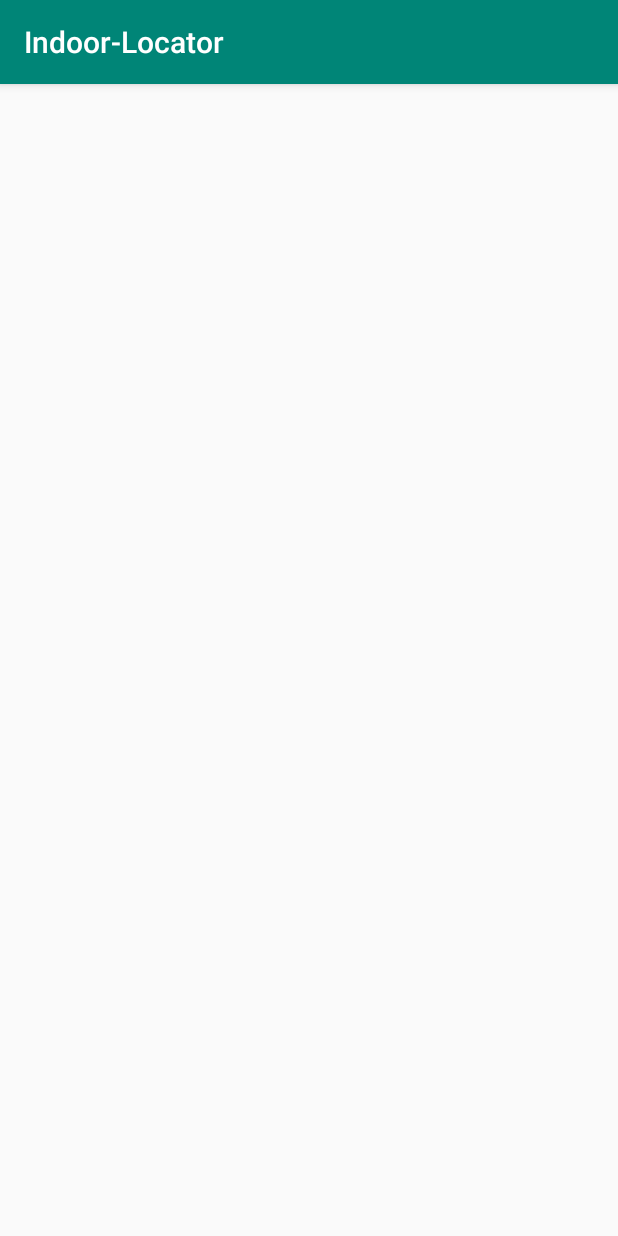
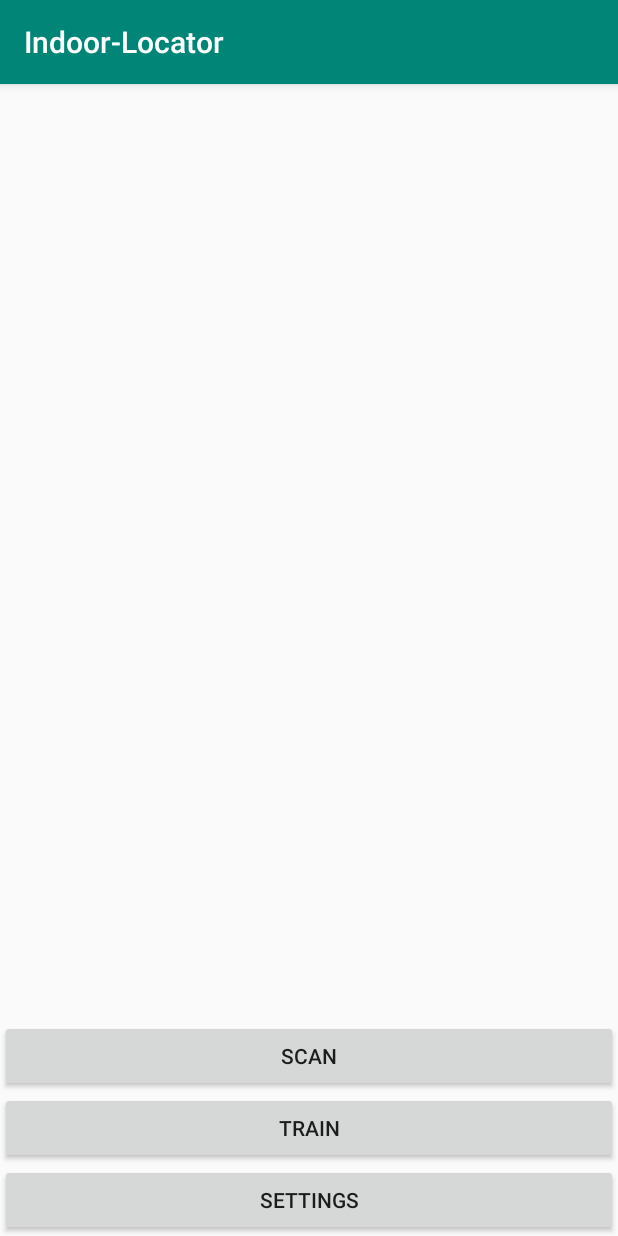
Before and after one commit to MikeLin2018/indoor-locator, an Android app: the HomeActivity screen opened directly, with no data from a screen before it, on a phone screen of 412 x 824 dp. Run offline under Robolectric (Android 15) with nearby library versions, the light colour scheme and no system bars.

Commit message:
updated homeactivity
added navigation and homescreen

```diff
--- a/IndoorLocator/app/src/main/AndroidManifest.xml
+++ b/IndoorLocator/app/src/main/AndroidManifest.xml
@@ -26,7 +26,7 @@
                 <category android:name="android.intent.category.LAUNCHER" />
             </intent-filter>
         </activity>
-        <activity android:name=".ApDataScanActivity"></activity>
+        <activity android:name=".ApDataScanActivity" />
         <activity android:name=".HomeActivity"></activity>
     </application>
 
--- a/IndoorLocator/app/src/main/java/com/locateme/indoor_locator/HomeActivity.java
+++ b/IndoorLocator/app/src/main/java/com/locateme/indoor_locator/HomeActivity.java
@@ -1,13 +1,13 @@
 package com.locateme.indoor_locator;
 
+import android.support.v4.app.Fragment;
 import android.support.v7.app.AppCompatActivity;
 import android.os.Bundle;
 
-public class HomeActivity extends AppCompatActivity {
+public class HomeActivity extends SingleFragmentActivity {
+    @Override
+    protected Fragment createFragment() {
+        return new HomeFragment();
+    }
 
-    @Override
-    protected void onCreate(Bundle savedInstanceState) {
-        super.onCreate(savedInstanceState);
-        setContentView(R.layout.activity_home);
-    }
 }
--- /dev/null
+++ b/IndoorLocator/app/src/main/java/com/locateme/indoor_locator/HomeFragment.java
@@ -0,0 +1,27 @@
+package com.locateme.indoor_locator;
+
+import android.content.Context;
+import android.net.Uri;
+import android.os.Bundle;
+import android.support.v4.app.Fragment;
+import android.view.LayoutInflater;
+import android.view.View;
+import android.view.ViewGroup;
+import android.widget.TextView;
+
+
+public class HomeFragment extends Fragment {
+    private TextView useremail;
+
+    @Override
+    public View onCreateView(LayoutInflater inflater, ViewGroup container,
+                             Bundle savedInstanceState) {
+        // Inflate the layout for this fragment
+        View v = inflater.inflate(R.layout.fragment_home, container, false);
+        String email = KeyValueDB.getEmail(getContext());
+        useremail = (TextView) v.findViewById(R.id.emailTextView);
+        useremail.setText(email);
+
+        return v;
+    }
+}
--- a/IndoorLocator/app/src/main/java/com/locateme/indoor_locator/UserLoginFragment.java
+++ b/IndoorLocator/app/src/main/java/com/locateme/indoor_locator/UserLoginFragment.java
@@ -33,8 +33,8 @@ public class UserLoginFragment extends Fragment {
 
     private final String TAG = "LOGIN";
 
-    //private Button login;
-    //private Button signup;
+    private Button login;
+    private Button signup;
     @Override
     public View onCreateView(LayoutInflater inflater, ViewGroup container,
                              Bundle savedInstanceState) {
@@ -44,7 +44,9 @@ public class UserLoginFragment extends Fragment {
         emailEntered = (EditText) v.findViewById(R.id.editText);
         password = (TextView) v.findViewById(R.id.passwordTextView);
         passwordEntered = (EditText) v.findViewById(R.id.editText2);
-        Button login = v.findViewById(R.id.loginButton);
+        login = (Button) v.findViewById(R.id.loginButton);
+        signup = (Button) v.findViewById(R.id.signupButton);
+
 
         login.setOnClickListener(new View.OnClickListener() {
             @Override
@@ -57,7 +59,24 @@ public class UserLoginFragment extends Fragment {
 
                 KeyValueDB.setEmail(getActivity(), u.getEmail());
 
-                in = new Intent(getActivity(),ApDataScanActivity.class);
+                in = new Intent(getActivity(),HomeActivity.class);
+                startActivity(in);
+
+            }
+        });
+
+        signup.setOnClickListener(new View.OnClickListener() {
+            @Override
+            public void onClick(View view) {
+                //login();
+                //Create a new user with first name set to empty string.  Will set upon confirming login
+                User u = new User(emailEntered.getText().toString(), passwordEntered.getText().toString(), "");
+                Log.d(TAG,"email: " + u.getEmail());
+                Log.d(TAG,"password: " + u.getPassword());
+
+                KeyValueDB.setEmail(getActivity(), u.getEmail());
+
+                in = new Intent(getActivity(),HomeActivity.class);
                 startActivity(in);
 
             }
--- /dev/null
+++ b/IndoorLocator/app/src/main/res/layout/fragment_home.xml
@@ -0,0 +1,46 @@
+<?xml version="1.0" encoding="utf-8"?>
+<LinearLayout xmlns:android="http://schemas.android.com/apk/res/android"
+    xmlns:tools="http://schemas.android.com/tools"
+    android:layout_width="match_parent"
+    android:layout_height="match_parent"
+    android:orientation="vertical"
+    tools:context=".HomeFragment">
+
+
+    <TextView
+        android:id="@+id/emailTextView"
+        android:layout_height="wrap_content"
+        android:layout_weight="0"
+        android:text="TextView"
+        android:gravity="center"
+        android:layout_width="fill_parent"
+
+        />
+
+    <LinearLayout xmlns:android="http://schemas.android.com/apk/res/android"
+        xmlns:tools="http://schemas.android.com/tools"
+        android:layout_width="match_parent"
+        android:layout_height="0dip"
+        android:layout_weight="1"
+        android:orientation="vertical"
+        android:gravity="center|bottom">
+        <Button
+            android:id="@+id/scan"
+            android:layout_width="match_parent"
+            android:layout_height="wrap_content"
+            android:text="@string/scan" />
+
+        <Button
+            android:id="@+id/train"
+            android:layout_width="match_parent"
+            android:layout_height="wrap_content"
+            android:text="@string/train" />
+
+        <Button
+            android:id="@+id/settings"
+            android:layout_width="match_parent"
+            android:layout_height="wrap_content"
+            android:text="@string/settings" />
+    </LinearLayout>
+
+</LinearLayout>
--- a/IndoorLocator/app/src/main/res/layout/fragment_user_login.xml
+++ b/IndoorLocator/app/src/main/res/layout/fragment_user_login.xml
@@ -36,12 +36,12 @@
         android:id="@+id/loginButton"
         android:layout_width="match_parent"
         android:layout_height="wrap_content"
-        android:text="Button" />
+        android:text="@string/login_button" />
 
     <Button
         android:id="@+id/signupButton"
         android:layout_width="match_parent"
         android:layout_height="wrap_content"
-        android:text="Button" />
+        android:text="@string/signup_button" />
 
 </LinearLayout>
--- a/IndoorLocator/app/src/main/res/values/strings.xml
+++ b/IndoorLocator/app/src/main/res/values/strings.xml
@@ -18,6 +18,11 @@
     <string name="hello_blank_fragment">Hello blank fragment</string>
     <string name="text_view">Original</string>
     <string name="login_email_label">Email</string>
+    <string name="login_button">Login</string>
     <string name="login_password_label">Password</string>
+    <string name="signup_button">Sign up</string>
+    <string name="settings">Settings</string>
+    <string name="scan">Scan</string>
+    <string name="train">Train</string>
 
 </resources>
```
